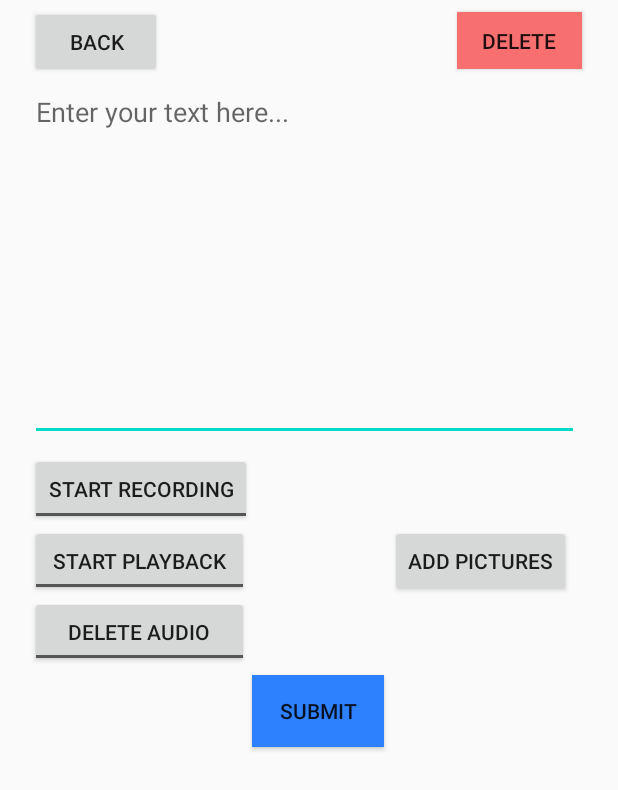
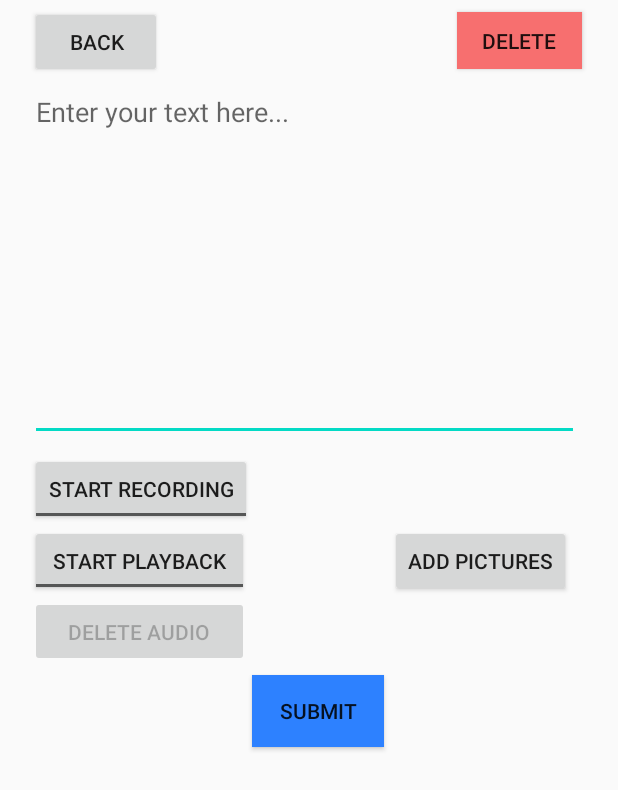
Before and after one commit to JonDoerr/Daily-Journal-11, an Android app: the screen it shows after launch once a user with an empty profile is signed in (JournalDesign), after a tap on "New Journal", on a phone screen of 412 x 824 dp. Shown: the top 790 px of the screen. Run offline under Robolectric (Android 15) with nearby library versions, the phone set to English and light mode, and no system bars; our stand-ins replace Firebase (no records; nobody signed in at launch, a user with empty details on screens opened directly); pictures from the network do not load.

Commit message:
audio deletion added

```diff
--- a/DailyJournal11/app/src/main/res/layout/design_layout.xml
+++ b/DailyJournal11/app/src/main/res/layout/design_layout.xml
@@ -16,13 +16,12 @@
         app:layout_constraintBottom_toTopOf="@+id/body_text"
         app:layout_constraintEnd_toEndOf="parent" />
 
-    <ToggleButton
+    <Button
         android:id="@+id/delete_audio_button"
         android:layout_width="146dp"
         android:layout_height="47dp"
         android:layout_marginStart="20dp"
-        android:textOff="@string/delete_audio_start"
-        android:textOn="@string/delete_audio_stop"
+        android:text ="Delete Audio"
         app:layout_constraintStart_toStartOf="parent"
         app:layout_constraintTop_toBottomOf="@+id/play_audio_button" />
 
```
Also changed, not shown: DailyJournal11/app/src/main/java/com/example/dailyjournal11/JournalDesign.kt (+32 -1 lines).
